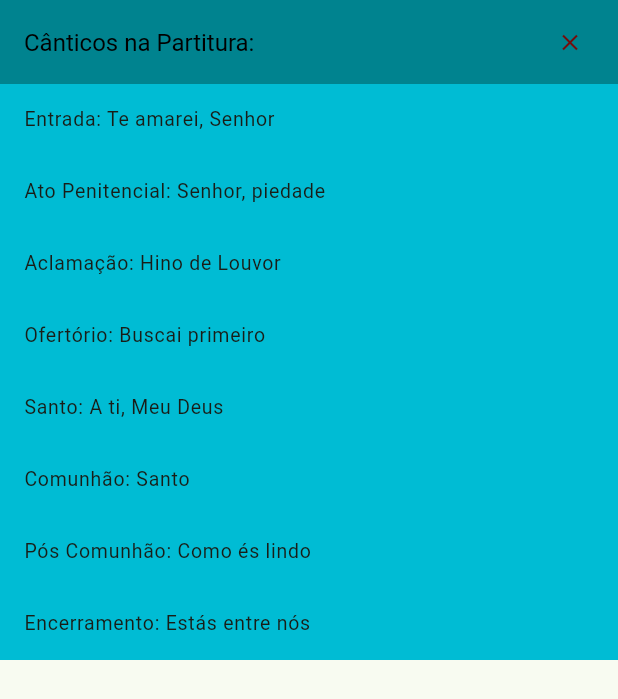
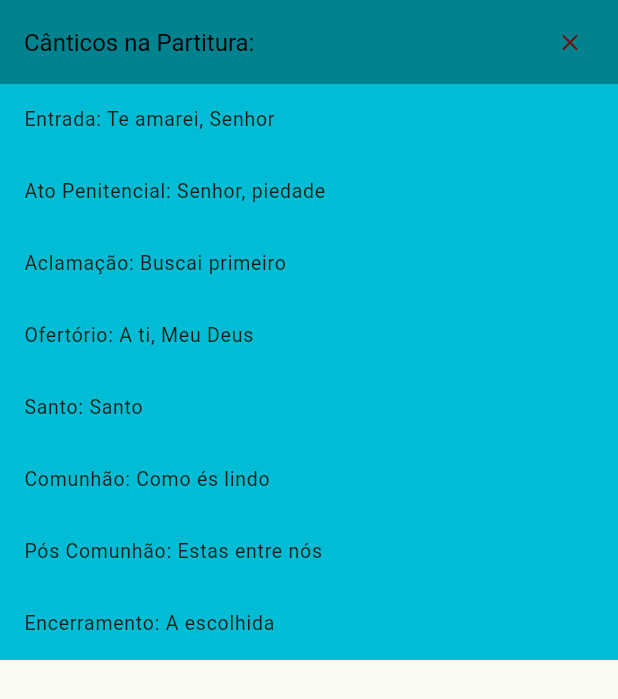
Before and after one commit to ddiasguto/mliturgica, a Flutter app: the MyBottomSheet screen opened directly, on a phone screen of 412 x 824 dp. Shown: the top 699 px of the screen. Run offline on Flutter 3.47's test engine with Material 2 defaults, Android fonts, the phone set to English and light mode, and no system bars; our stand-ins replace text_scroll.

```diff
--- a/lib/db/categorized/comunhao.dart
+++ b/lib/db/categorized/comunhao.dart
@@ -15,7 +15,8 @@ List<Chant> comunion = [
   tomaiComei,
   vejamEuAndeiPelasVilas,
   desamarremAsSandalias,
-  vemEuMostrarei
+  vemEuMostrarei,
+  estasEntreNos
 ];
 
 Chant pelosPradosECampinas = Chant(
@@ -124,8 +125,77 @@ Chant sacramentoDaComunhao = Chant(
       const Music(cipher: 'Jesus, rosto divino do homem'),
       const Music(cipher: 'Jesus, rosto humano de Deus'),
     ],
-    hasCypher: false,
-    ciphers: []);
+    hasCypher: true,
+    ciphers: [
+      const Cifra(cipher: 'D                  A/C#'),
+      const Music(cipher: 'SENHOR, QUANDO TE VEJO'),
+      const Cifra(cipher: '           Bm          Bm/A'),
+      const Music(cipher: 'NO SACRAMENTO DA COMUNHÃO'),
+      const Cifra(cipher: '  G               A'),
+      const Music(cipher: 'SINTO O CÉU SE ABRIR'),
+      const Cifra(cipher: '       D             G'),
+      const Music(cipher: 'E UMA LUZ A ME ATINGIR'),
+      const Cifra(cipher: '    Em'),
+      const Music(cipher: 'ESFRIANDO MINHA CABEÇA'),
+      const Cifra(cipher: '           G           A'),
+      const Music(cipher: 'E ESQUENTANDO MEU CORAÇÃO'),
+      const Cifra(cipher: '   D                A/C#'),
+      const Music(cipher: 'SENHOR, GRAÇAS E LOUVORES'),
+      const Cifra(cipher: '       Bm            Bm/A'),
+      const Music(cipher: 'SEJAM DADOS A TODO MOMENTO'),
+      const Cifra(cipher: '  G                  A'),
+      const Music(cipher: 'QUERO TE LOUVAR NA DOR,'),
+      const Cifra(cipher: '        D               G'),
+      const Music(cipher: 'NA ALEGRIA E NO SOFRIMENTO'),
+      const Cifra(cipher: '         Em            A'),
+      const Music(cipher: 'E SE EM MEIO À TRIBULAÇÃO,'),
+      const Cifra(cipher: '         D         G'),
+      const Music(cipher: 'EU ME ESQUECER DE TI'),
+      const Cifra(cipher: '   Em                          A'),
+      const Music(cipher: 'ILUMINA MINHAS TREVAS COM TUA LUZ'),
+      verse(),
+      const Cifra(cipher: '  D      A/C#          Bm'),
+      const Music(cipher: 'JESUS, FONTE DE MISERICÓRDIA'),
+      const Cifra(cipher: '               Bm/A'),
+      const Music(cipher: 'QUE JORRA DO TEMPLO'),
+      const Cifra(cipher: '  G       D/F#      Em'),
+      const Music(cipher: 'JESUS, O FILHO DA RAINHA.'),
+      const Cifra(cipher: 'A F#m      Bb°  Bm              G C7'),
+      const Music(cipher: 'JESU......US, ROSTO DIVINO DO HOMEM'),
+      const Cifra(cipher: '  D      G      A        D'),
+      const Music(cipher: 'JESUS, ROSTO HUMANO DE DEUS!'),
+      verse(),
+      const Cifra(cipher: '  G'),
+      const Music(cipher: 'CHEGO MUITAS VEZES'),
+      const Cifra(cipher: '        A/G'),
+      const Music(cipher: 'EM TUA CASA, MEU SENHOR'),
+      const Cifra(cipher: '  Bm'),
+      const Music(cipher: 'TRISTE, ABATIDO,'),
+      const Cifra(cipher: '    Bm/A'),
+      const Music(cipher: 'PRECISANDO DE AMOR'),
+      const Cifra(cipher: '       G         D/F#'),
+      const Music(cipher: 'MAS DEPOIS DA COMUNHÃO'),
+      const Cifra(cipher: '     C'),
+      const Music(cipher: 'TUA CASA É MEU CORAÇÃO'),
+      const Cifra(cipher: '        Em'),
+      const Music(cipher: 'ENTÃO SINTO O CÉU'),
+      const Cifra(cipher: '  G        A'),
+      const Music(cipher: 'DENTRO DE MIM'),
+      const Cifra(cipher: '        G'),
+      const Music(cipher: 'NÃO COMUNGO PORQUE MEREÇO,'),
+      const Cifra(cipher: '         A/G'),
+      const Music(cipher: 'ISSO EU SEI, OH MEU SENHOR'),
+      const Cifra(cipher: '  F#m                   B4 B'),
+      const Music(cipher: 'COMUNGO POIS PRECISO DE TI'),
+      const Cifra(cipher: '  Em              D'),
+      const Music(cipher: 'QUANDO FALTEI À MISSA,'),
+      const Cifra(cipher: '      C'),
+      const Music(cipher: 'EU FUGIA DE MIM E DE TI'),
+      const Cifra(cipher: '      Em         G'),
+      const Music(cipher: 'MAS AGORA EU VOLTEI,'),
+      const Cifra(cipher: '             A'),
+      const Music(cipher: 'POR FAVOR ACEITA-ME'),
+    ]);
 
 Chant cantarABelezaDaVida = Chant(
     title: 'Cantar a beleza da vida',
@@ -723,3 +793,74 @@ Chant vemEuMostrarei = Chant(
       const Music(
           cipher: 'IREMOS NÓS E O TEU AMOR VAI CONSTRUIR, ENFIM A PAZ.'),
     ]);
+
+Chant estasEntreNos = Chant(
+    title: 'Estas entre nós',
+    category: 'Comunhão',
+    lyrics: [
+      const Music(cipher: 'Tu és minha vida, outro Deus não há'),
+      const Music(cipher: 'Tu és minha estrada, a minha verdade'),
+      const Music(cipher: 'Em Tua palavra eu caminharei'),
+      const Music(cipher: 'Enquanto eu viver e até quando Tu quiseres'),
+      const Music(cipher: 'Já não sentirei temor, pois estás aqui'),
+      const Music(cipher: 'Tu estás no meio de nós'),
+      verse(),
+      const Music(cipher: 'Creio em Ti, Senhor, vindo de Maria'),
+      const Music(cipher: 'Filho eterno e santo, homem como nós'),
+      const Music(cipher: 'Tu morreste por amor, vivo estás em nós'),
+      const Music(cipher: 'Unidade Trina com o Espírito e o Pai'),
+      const Music(cipher: 'E um dia, eu bem sei, Tu retornarás'),
+      const Music(cipher: 'E abrirás o Reino do Céu'),
+      verse(),
+      const Music(cipher: 'Tu és minha força, outro Deus não há'),
+      const Music(cipher: 'Tu és minha paz, minha liberdade'),
+      const Music(cipher: 'Nada nesta vida nos separará'),
+      const Music(cipher: 'Em Tuas mãos seguras, minha vida guardarás'),
+      const Music(cipher: 'Eu não temerei o mal, Tu me livrarás'),
+      const Music(cipher: 'E no Teu perdão viverei'),
+      verse(),
+      const Music(cipher: 'Ó, Senhor da vida, creio sempre em Ti'),
+      const Music(cipher: 'Filho Salvador, eu espero em Ti'),
+      const Music(cipher: 'Santo Espírito de amor, desce sobre nós'),
+      const Music(cipher: 'Tu de mil caminhos nos conduzes a uma fé'),
+      const Music(cipher: 'E por mil estradas onde andarmos nós'),
+      const Music(cipher: 'Qual semente nos levará'),
+    ],
+    hasCypher: true,
+    ciphers: [
+      const Music(cipher: 'Intro: | Dm | Bb | C | A4 A7 |'),
+      verse(),
+      const Cifra(cipher: 'Dm           Bb   C              F'),
+      const Music(cipher: 'TU ÉS MINHA VIDA OUTRO DEUS NÃO HÁ'),
+      const Cifra(cipher: 'Dm            Bb        C     F'),
+      const Music(cipher: 'TU ÉS MINHA ESTRADA A MINHA VERDADE'),
+      const Cifra(cipher: 'Gm        C     F         Dm'),
+      const Music(cipher: 'EM TUA PALAVRA EU CAMINHAREI'),
+      const Cifra(cipher: 'Bb            C            F         A'),
+      const Music(cipher: 'ENQUANTO EU VIVER E ATÉ QUANDO TU QUISERES'),
+      const Cifra(cipher: 'Gm           C          F          Dm'),
+      const Music(cipher: 'JÁ NÃO SENTIREI TEMOR POIS ESTÁS AQUI'),
+      const Cifra(cipher: 'Bb           A7       Dm'),
+      const Music(cipher: 'TU ESTÁS NO MEIO DE NÓS.'),
+      verse(),
+      const Music(cipher: 'CREIO EM TI SENHOR, VINDO DE MARIA'),
+      const Music(cipher: 'FILHO ETERNO E SANTO, HOMEM COMO NÓS'),
+      const Music(cipher: 'TU MORRESTE POR AMOR, VIVO ESTÁS EM NÓS'),
+      const Music(cipher: 'UNIDADE TRINA COM O ESPÍRITO E O PAI'),
+      const Music(cipher: 'E UM DIA EU BEM SEI TU RETORNARÁS'),
+      const Music(cipher: 'E ABRIRÁS O REINO DO CÉU'),
+      verse(),
+      const Music(cipher: 'TU ÉS MINHA FORÇA OUTRO DEUS NÃO HÁ'),
+      const Music(cipher: 'TU ÉS MINHA PAZ, MINHA LIBERDADE'),
+      const Music(cipher: 'NADA NESTA VIDA NOS SEPARARÁ'),
+      const Music(cipher: 'EM TUAS MÃOS SEGURAS MINHA VIDA GUARDARÁS'),
+      const Music(cipher: 'EU NÃO TEMEREI O MAL TU ME LIVRARÁS'),
+      const Music(cipher: 'E NO TEU PERDÃO VIVEREI.'),
+      verse(),
+      const Music(cipher: 'Ó SENHOR DA VIDA CREIO SEMPRE EM TI'),
+      const Music(cipher: 'FILHO SALVADOR EU ESPERO EM TI'),
+      const Music(cipher: 'SANTO ESPÍRITO DE AMOR DESCE SOBRE NÓS'),
+      const Music(cipher: 'TU DE MIL CAMINHOS NOS CONDUZES A UMA FÉ'),
+      const Music(cipher: 'E POR MIL ESTRADAS ONDE ANDARMOS NÓS'),
+      const Music(cipher: 'QUAL SEMENTE NOS LEVARÁ.'),
+    ]);
--- a/lib/db/categorized/pos_comunion.dart
+++ b/lib/db/categorized/pos_comunion.dart
@@ -2,7 +2,6 @@ import 'package:diasguto/models/chant.dart';
 import 'package:diasguto/templates/cipher.dart';
 
 List<Chant> posComunion = [
-  estasEntreNos,
   teLouvoEmVerdade,
   amarComoJesusAmou,
   qualAChave,
@@ -13,34 +12,6 @@ List<Chant> posComunion = [
   tudoEDoPai,
   amarTeMais
 ];
-
-Chant estasEntreNos = Chant(
-    title: 'Estás entre nós',
-    category: 'Pós Comunhão',
-    lyrics: [
-      const Music(
-          cipher:
-              '1. Tu és minha vida, outro Deus não há. Tu és minha estrada, a minha verdade. Em tua Palavra eu caminharei, enquanto eu viver e até quando tu quiseres. Já não sentirei temor, pois estás aqui, tu estás no meio de nós'),
-      verse(),
-      const Music(cipher: '2. Creio em ti, Senhor, vindo de Maria,'),
-      const Music(cipher: 'Filho eterno e Santo, homem como nós.'),
-      const Music(
-          cipher:
-              'Tu morreste por amor, vivo estás em nós, Unidade Trina com o Espirito e o Pai. E um dia eu bem sei, tu retornarás, e abrirás o Reino dos Céus!'),
-      verse(),
-      const Music(
-          cipher:
-              '3. Tu és minha força, outro Deus não há, tu és minha paz, minha liberdade.'),
-      const Music(
-          cipher:
-              'Nada nessa vida nos separará, em tuas mãos seguras minha vida guardarás. Eu não temerei o mal, tu me livrarás, e no teu perdão viverei!'),
-      verse(),
-      const Music(
-          cipher:
-              '4. Ó Senhor da vida, creio sempre em ti! Filho Salvador, eu espero em ti! Santo Espírito de Amor, desce sobre nós. Tu de mil caminhos nos conduzes a uma fé, e por mil estradas onde andarmos nós, qual semente nos levarás!'),
-    ],
-    hasCypher: false,
-    ciphers: []);
 
 Chant teLouvoEmVerdade = Chant(
     title: 'Te louvo em verdade',
@@ -408,7 +379,7 @@ Chant tudoEDoPai = Chant(
 
 Chant amarTeMais = Chant(
     title: 'Amar-te mais',
-    category: 'Comunhão',
+    category: 'Pós Comunhão',
     lyrics: [
       const Music(cipher: 'Amar-te mais que a mim mesmo,'),
       const Music(cipher: 'amar-te mais que tudo o que há aqui!'),
--- a/lib/models/show_random_music.dart
+++ b/lib/models/show_random_music.dart
@@ -6,7 +6,7 @@ import 'package:text_scroll/text_scroll.dart';
 Widget showNewMusic(context, int index) {
   Maestro maestro = Provider.of<Maestro>(context);
   return TextScroll(
-    "    ${maestro.sheet[index].title}",
+    maestro.sheet[index].title,
     velocity: Velocity(
       pixelsPerSecond: Offset(10, 0),
     ),
--- a/lib/widgets/bottom_sheet.dart
+++ b/lib/widgets/bottom_sheet.dart
@@ -45,37 +45,37 @@ class MyBottomSheet extends StatelessWidget {
             tileColor: Colors.cyan,
           ),
           ListTile(
-            title: Text('Aclamação: ${maestro.getSheet[2].title}'),
+            title: Text('Aclamação: ${maestro.getSheet[3].title}'),
             iconColor: redApp,
             dense: true,
             tileColor: Colors.cyan,
           ),
           ListTile(
-            title: Text('Ofertório: ${maestro.getSheet[3].title}'),
+            title: Text('Ofertório: ${maestro.getSheet[4].title}'),
             iconColor: redApp,
             dense: true,
             tileColor: Colors.cyan,
           ),
           ListTile(
-            title: Text('Santo: ${maestro.getSheet[4].title}'),
+            title: Text('Santo: ${maestro.getSheet[5].title}'),
             iconColor: redApp,
             dense: true,
             tileColor: Colors.cyan,
           ),
           ListTile(
-            title: Text('Comunhão: ${maestro.getSheet[5].title}'),
+            title: Text('Comunhão: ${maestro.getSheet[6].title}'),
             iconColor: redApp,
             dense: true,
             tileColor: Colors.cyan,
           ),
           ListTile(
-            title: Text('Pós Comunhão: ${maestro.getSheet[6].title}'),
+            title: Text('Pós Comunhão: ${maestro.getSheet[7].title}'),
             iconColor: redApp,
             dense: true,
             tileColor: Colors.cyan,
           ),
           ListTile(
-            title: Text('Encerramento: ${maestro.getSheet[7].title}'),
+            title: Text('Encerramento: ${maestro.getSheet[8].title}'),
             iconColor: redApp,
             dense: true,
             tileColor: Colors.cyan,
```
Also changed, not shown: lib/widgets/radio_catalogue.dart (+6 -6 lines), lib/widgets/show_random_sheet.dart (+41 -0 lines).
